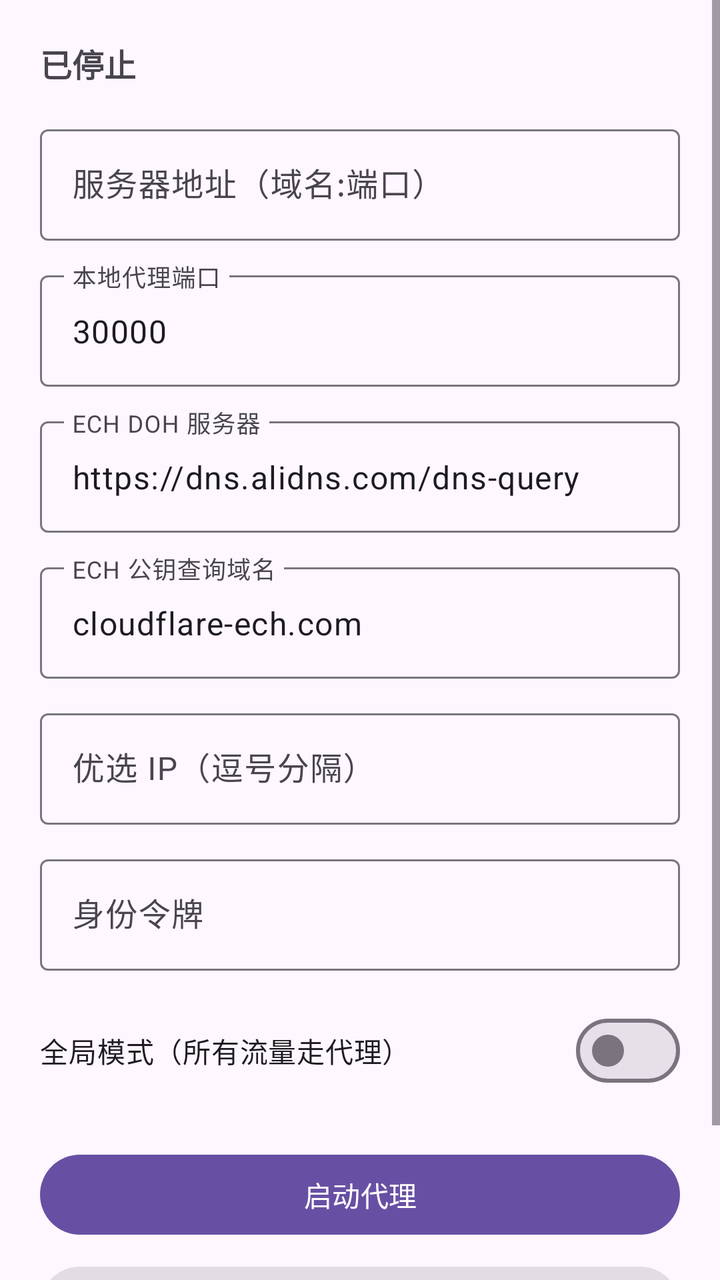
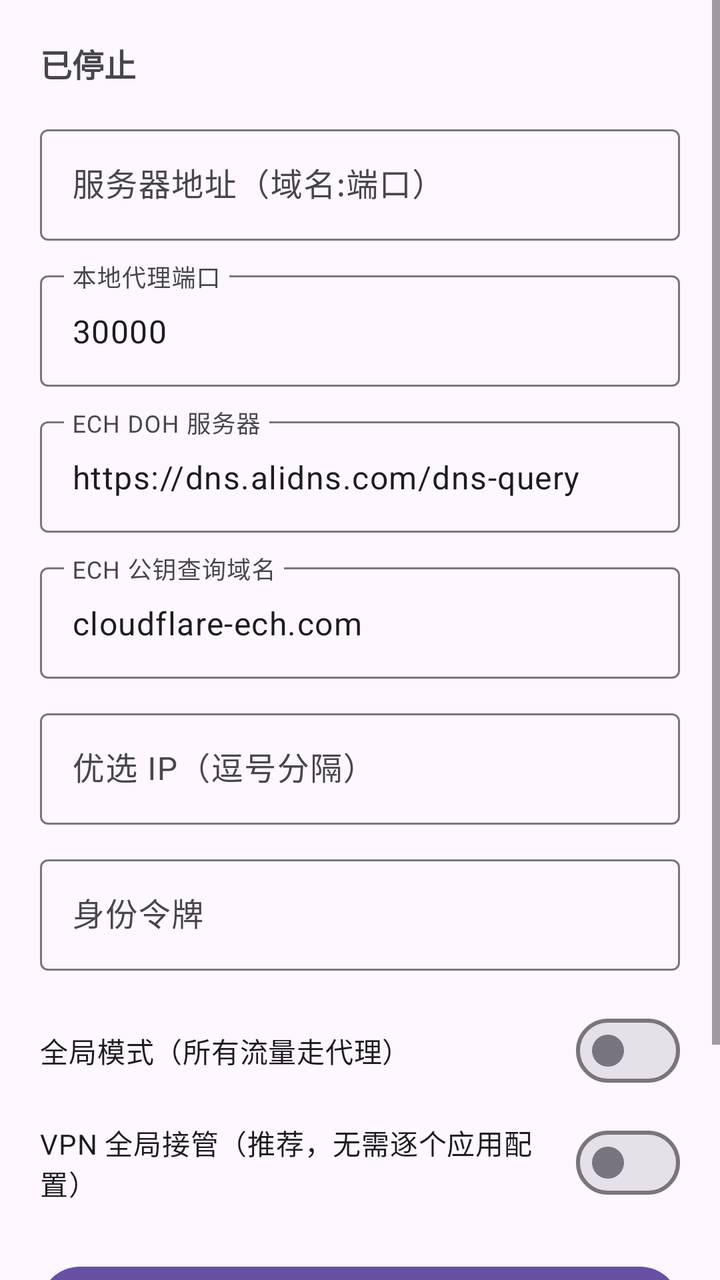

The first picture is an Android layout as it rendered before a commit; the second is the same layout after the commit. The layout source and the unified diff follow.
<!-- AndroidManifest.xml: application theme Theme.EchOS -->
<!-- res/layout/activity_main.xml -->
<?xml version="1.0" encoding="utf-8"?>
<ScrollView xmlns:android="http://schemas.android.com/apk/res/android"
    android:layout_width="match_parent"
    android:layout_height="match_parent"
    android:fillViewport="true">

    <LinearLayout
        android:layout_width="match_parent"
        android:layout_height="wrap_content"
        android:orientation="vertical"
        android:padding="20dp">

        <TextView
            android:id="@+id/statusView"
            android:layout_width="match_parent"
            android:layout_height="wrap_content"
            android:text="@string/stopped"
            android:textSize="16sp"
            android:textStyle="bold"
            android:layout_marginBottom="16dp" />

        <com.google.android.material.textfield.TextInputLayout
            android:layout_width="match_parent"
            android:layout_height="wrap_content"
            android:hint="@string/server_addr"
            style="@style/Widget.Material3.TextInputLayout.OutlinedBox">

            <com.google.android.material.textfield.TextInputEditText
                android:id="@+id/editAddr"
                android:layout_width="match_parent"
                android:layout_height="wrap_content"
                android:inputType="textUri"
                android:singleLine="true" />
        </com.google.android.material.textfield.TextInputLayout>

        <com.google.android.material.textfield.TextInputLayout
            android:layout_width="match_parent"
            android:layout_height="wrap_content"
            android:layout_marginTop="12dp"
            android:hint="@string/local_port"
            style="@style/Widget.Material3.TextInputLayout.OutlinedBox">

            <com.google.android.material.textfield.TextInputEditText
                android:id="@+id/editPort"
                android:layout_width="match_parent"
                android:layout_height="wrap_content"
                android:inputType="number"
                android:text="30000"
                android:singleLine="true" />
        </com.google.android.material.textfield.TextInputLayout>

        <com.google.android.material.textfield.TextInputLayout
            android:layout_width="match_parent"
            android:layout_height="wrap_content"
            android:layout_marginTop="12dp"
            android:hint="@string/ech_doh"
            style="@style/Widget.Material3.TextInputLayout.OutlinedBox">

            <com.google.android.material.textfield.TextInputEditText
                android:id="@+id/editDoh"
                android:layout_width="match_parent"
                android:layout_height="wrap_content"
                android:inputType="textUri"
                android:text="https://dns.alidns.com/dns-query"
                android:singleLine="true" />
        </com.google.android.material.textfield.TextInputLayout>

        <com.google.android.material.textfield.TextInputLayout
            android:layout_width="match_parent"
            android:layout_height="wrap_content"
            android:layout_marginTop="12dp"
            android:hint="@string/ech_domain"
            style="@style/Widget.Material3.TextInputLayout.OutlinedBox">

            <com.google.android.material.textfield.TextInputEditText
                android:id="@+id/editEch"
                android:layout_width="match_parent"
                android:layout_height="wrap_content"
                android:inputType="textUri"
                android:text="cloudflare-ech.com"
                android:singleLine="true" />
        </com.google.android.material.textfield.TextInputLayout>

        <com.google.android.material.textfield.TextInputLayout
            android:layout_width="match_parent"
            android:layout_height="wrap_content"
            android:layout_marginTop="12dp"
            android:hint="@string/preferred_ips"
            style="@style/Widget.Material3.TextInputLayout.OutlinedBox">

            <com.google.android.material.textfield.TextInputEditText
                android:id="@+id/editIps"
                android:layout_width="match_parent"
                android:layout_height="wrap_content"
                android:inputType="textUri"
                android:singleLine="true" />
        </com.google.android.material.textfield.TextInputLayout>

        <com.google.android.material.textfield.TextInputLayout
            android:layout_width="match_parent"
            android:layout_height="wrap_content"
            android:layout_marginTop="12dp"
            android:hint="@string/token"
            style="@style/Widget.Material3.TextInputLayout.OutlinedBox">

            <com.google.android.material.textfield.TextInputEditText
                android:id="@+id/editToken"
                android:layout_width="match_parent"
                android:layout_height="wrap_content"
                android:inputType="text"
                android:singleLine="true" />
        </com.google.android.material.textfield.TextInputLayout>

        <com.google.android.material.materialswitch.MaterialSwitch
            android:id="@+id/switchGlobal"
            android:layout_width="match_parent"
            android:layout_height="wrap_content"
            android:layout_marginTop="16dp"
            android:text="@string/mode_global" />

        <com.google.android.material.button.MaterialButton
            android:id="@+id/btnStart"
            android:layout_width="match_parent"
            android:layout_height="wrap_content"
            android:layout_marginTop="24dp"
            android:text="@string/start" />

        <com.google.android.material.button.MaterialButton
            android:id="@+id/btnStop"
            android:layout_width="match_parent"
            android:layout_height="wrap_content"
            android:layout_marginTop="8dp"
            android:enabled="false"
            android:text="@string/stop" />

        <TextView
            android:id="@+id/logView"
            android:layout_width="match_parent"
            android:layout_height="wrap_content"
            android:layout_marginTop="16dp"
            android:background="#F5F5F5"
            android:fontFamily="monospace"
            android:textIsSelectable="true"
            android:textSize="11sp" />
    </LinearLayout>
</ScrollView>
<!-- resources referenced by this layout -->
<resources>
  <string name="ech_doh">ECH DOH 服务器</string>
  <string name="ech_domain">ECH 公钥查询域名</string>
  <string name="local_port">本地代理端口</string>
  <string name="mode_global">全局模式（所有流量走代理）</string>
  <string name="preferred_ips">优选 IP（逗号分隔）</string>
  <string name="server_addr">服务器地址（域名:端口）</string>
  <string name="start">启动代理</string>
  <string name="stop">停止代理</string>
  <string name="stopped">已停止</string>
  <string name="token">身份令牌</string>
  <style name="Theme.EchOS" parent="Theme.Material3.DayNight.NoActionBar" />
</resources>

<!-- the commit's change to res/layout/activity_main.xml (unified diff, before → after) -->
@@ -118,6 +118,13 @@
             android:layout_marginTop="16dp"
             android:text="@string/mode_global" />
 
+        <com.google.android.material.materialswitch.MaterialSwitch
+            android:id="@+id/switchVpn"
+            android:layout_width="match_parent"
+            android:layout_height="wrap_content"
+            android:layout_marginTop="8dp"
+            android:text="VPN 全局接管（推荐，无需逐个应用配置）" />
+
         <com.google.android.material.button.MaterialButton
             android:id="@+id/btnStart"
             android:layout_width="match_parent"
